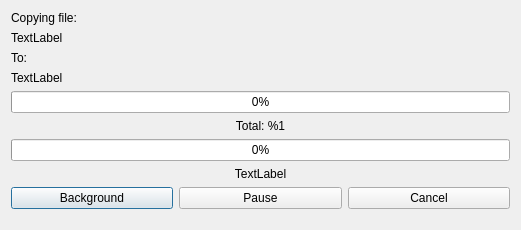
First picture: the form in src/FileCopy/FileCopy_Qt/CopyProgressDialog.ui, repository TeamKami/KamiCmd, before the edit.
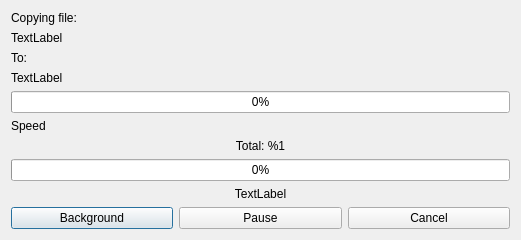
Second picture: the form after the edit.

Commit message: Add file copy speed to CopyProgressDialog

What changed in the file:
```diff
--- a/src/FileCopy/FileCopy_Qt/CopyProgressDialog.ui
+++ b/src/FileCopy/FileCopy_Qt/CopyProgressDialog.ui
@@ -55,6 +55,13 @@
        </property>
       </widget>
      </item>
+     <item>
+      <widget class="QLabel" name="speed">
+       <property name="text">
+        <string>Speed</string>
+       </property>
+      </widget>
+     </item>
      <item>
       <widget class="QLabel" name="totalSizeLabel">
        <property name="sizePolicy">
```
The commit also changes 2 other files.
